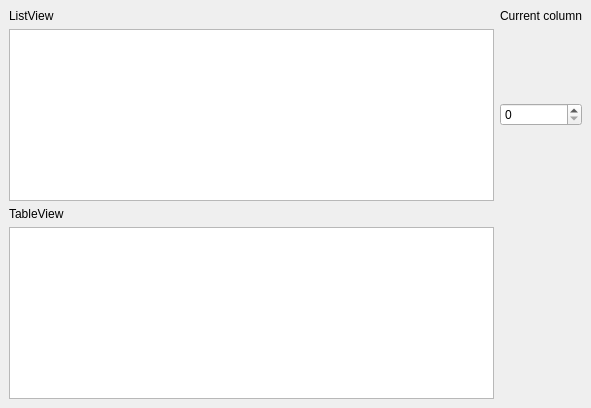
This is src/ex1_modelview/mainwindow.ui in dsba-z/workshops31-32 as Qt 5 draws it before an edit. The edited form follows.
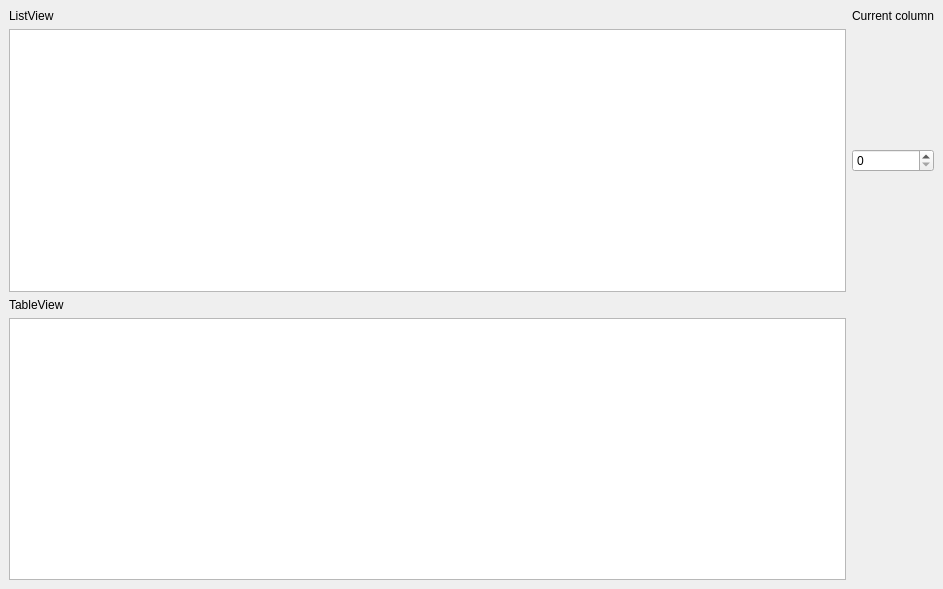
This is the edited form.

What changed in the file:
```diff
--- a/src/ex1_modelview/mainwindow.ui
+++ b/src/ex1_modelview/mainwindow.ui
@@ -6,8 +6,8 @@
    <rect>
     <x>0</x>
     <y>0</y>
-    <width>591</width>
-    <height>408</height>
+    <width>943</width>
+    <height>589</height>
    </rect>
   </property>
   <property name="windowTitle">
```
